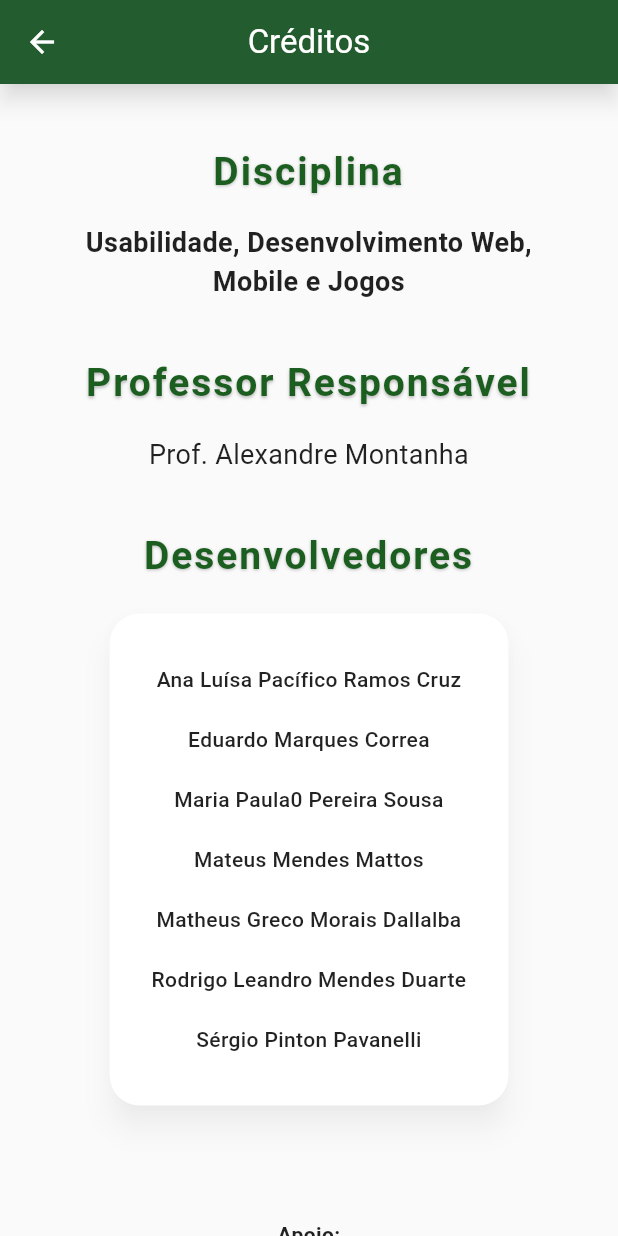
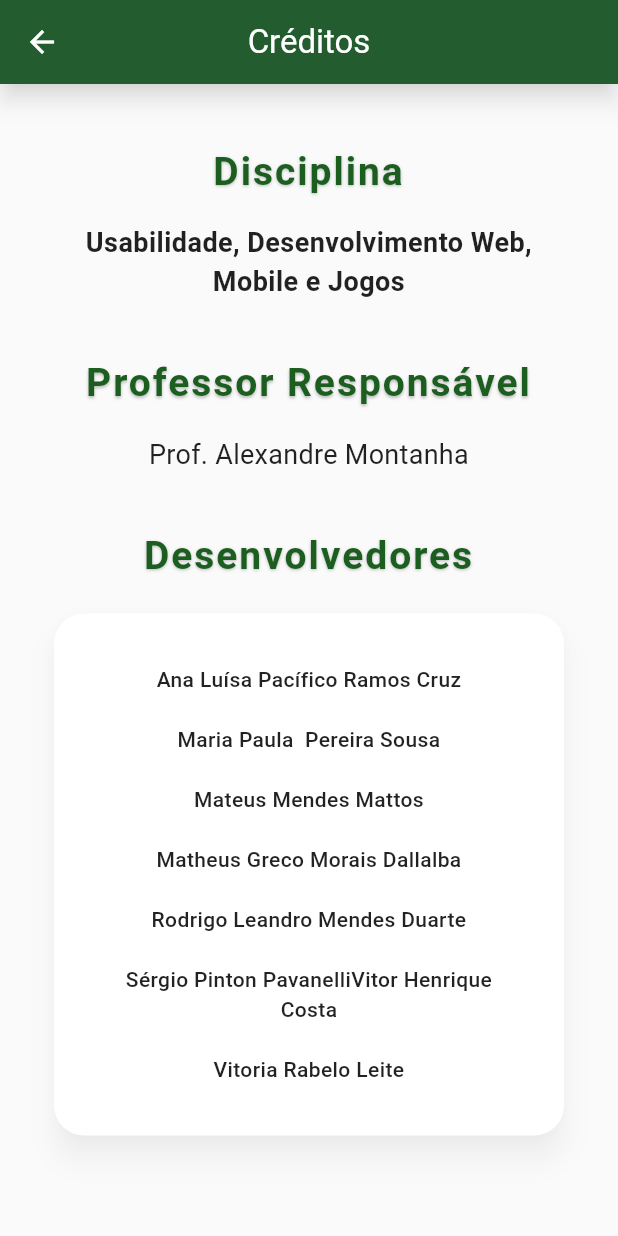
Before and after one commit to anapacifico/ZoolingoBH, a Flutter app: the CreditsScreen screen opened directly, on a phone screen of 412 x 824 dp. Run offline on Flutter 3.47's test engine with Material 3 defaults, Android fonts, the light colour scheme and no system bars; our stand-ins replace hive, hive_flutter, lottie, photo_view, shared_preferences; accounts and stored records are empty; Roboto replaces fonts that are missing (Poppins).

Commit message:
Update credits.dart

```diff
--- a/lib/screens/credits.dart
+++ b/lib/screens/credits.dart
@@ -5,12 +5,13 @@ class CreditsScreen extends StatelessWidget {
 
   final List<String> integrantes = const [
     'Ana Luísa Pacífico Ramos Cruz',
-    'Eduardo Marques Correa',
-    'Maria Paula0 Pereira Sousa',
+    'Maria Paula  Pereira Sousa',
     'Mateus Mendes Mattos',
     'Matheus Greco Morais Dallalba',
     'Rodrigo Leandro Mendes Duarte',
-    'Sérgio Pinton Pavanelli',
+    'Sérgio Pinton Pavanelli'
+    'Vitor Henrique Costa',
+    'Vitoria Rabelo Leite',
   ];
 
   @override
```
